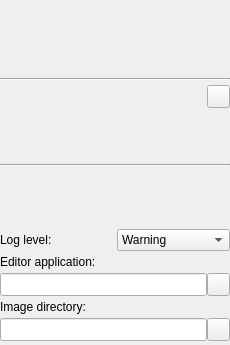
First picture: the form in PlusApp/fCal/Toolboxes/ConfigurationToolbox.ui, repository PlusToolkit/PlusApp, before the edit.
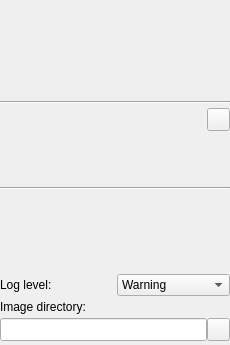
Second picture: the form after the edit. Icons and pictures are not drawn.

Commit message:
fixed #1044 using context menu on editor button to support both edit and select editor actions
removing edit field from fCal to encourage adoption of new mechanism

Patch:
```diff
--- a/PlusApp/fCal/Toolboxes/ConfigurationToolbox.ui
+++ b/PlusApp/fCal/Toolboxes/ConfigurationToolbox.ui
@@ -226,80 +226,6 @@
      </item>
     </layout>
    </item>
-   <item>
-    <widget class="QLabel" name="label_EditorApplicationExecutable">
-     <property name="toolTip">
-      <string>Path of the editor application executable that is used to open configuration files</string>
-     </property>
-     <property name="text">
-      <string>Editor application:</string>
-     </property>
-    </widget>
-   </item>
-   <item>
-    <layout class="QHBoxLayout" name="horizontalLayout_3">
-     <property name="spacing">
-      <number>0</number>
-     </property>
-     <item>
-      <widget class="QLineEdit" name="lineEdit_EditorApplicationExecutable">
-       <property name="sizePolicy">
-        <sizepolicy hsizetype="Expanding" vsizetype="Preferred">
-         <horstretch>0</horstretch>
-         <verstretch>0</verstretch>
-        </sizepolicy>
-       </property>
-       <property name="toolTip">
-        <string>Path of the editor application executable that is used to open configuration files</string>
-       </property>
-       <property name="readOnly">
-        <bool>true</bool>
-       </property>
-      </widget>
-     </item>
-     <item>
-      <widget class="QPushButton" name="pushButton_SelectEditorApplicationExecutable">
-       <property name="sizePolicy">
-        <sizepolicy hsizetype="Fixed" vsizetype="Fixed">
-         <horstretch>0</horstretch>
-         <verstretch>0</verstretch>
-        </sizepolicy>
-       </property>
-       <property name="minimumSize">
-        <size>
-         <width>23</width>
-         <height>23</height>
-        </size>
-       </property>
-       <property name="maximumSize">
-        <size>
-         <width>23</width>
-         <height>23</height>
-        </size>
-       </property>
-       <property name="focusPolicy">
-        <enum>Qt::NoFocus</enum>
-       </property>
-       <property name="toolTip">
-        <string>Select other device set configuration directory</string>
-       </property>
-       <property name="text">
-        <string/>
-       </property>
-       <property name="icon">
-        <iconset resource="../../CommonWidgets/CommonWidgets.qrc">
-         <normaloff>:/icons/Resources/icon_OpenFile.png</normaloff>:/icons/Resources/icon_OpenFile.png</iconset>
-       </property>
-       <property name="iconSize">
-        <size>
-         <width>16</width>
-         <height>16</height>
-        </size>
-       </property>
-      </widget>
-     </item>
-    </layout>
-   </item>
    <item>
     <widget class="QLabel" name="label_ImageDirectory">
      <property name="toolTip">
```
The commit also changes 4 other files.
